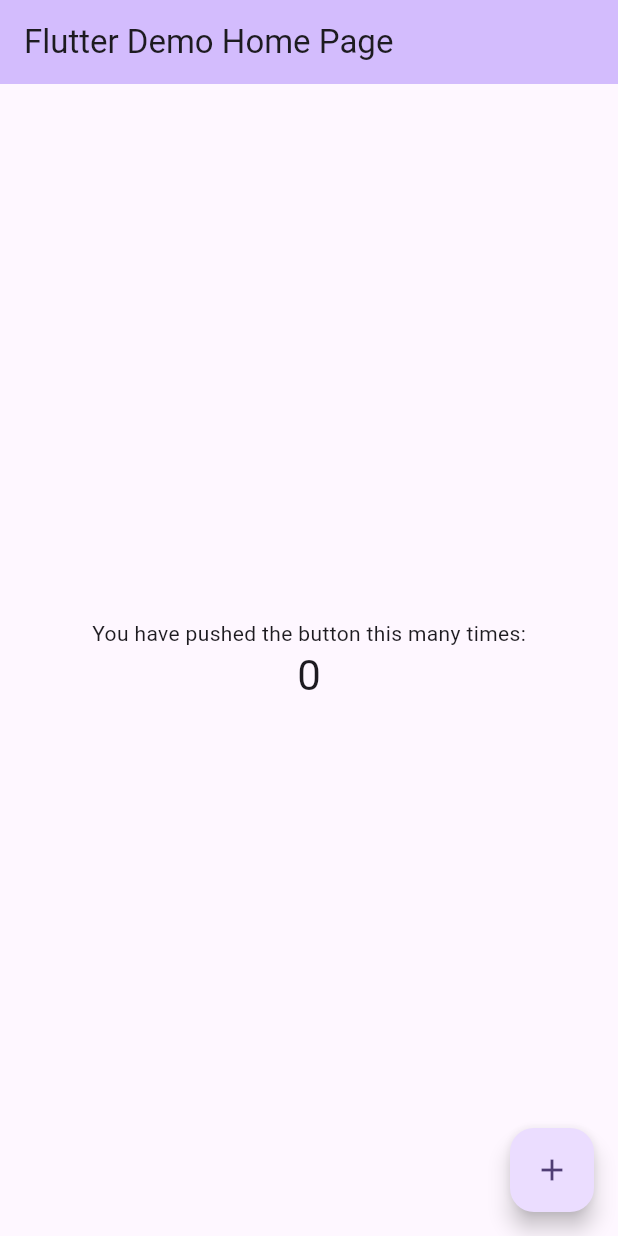
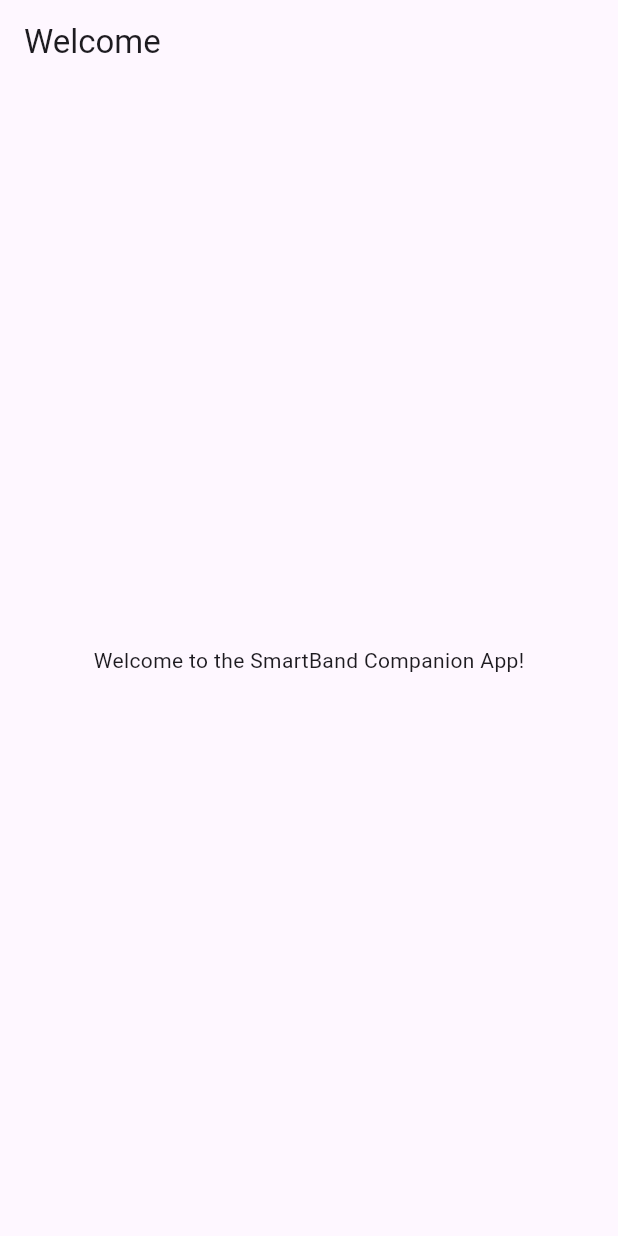
Before and after one commit to could-ai/0199820b-bb71-795e-b4c8-dd7dc3ca3370, a Flutter app: the screen it shows after launch, on a phone screen of 412 x 824 dp. Run offline on Flutter 3.47's test engine with Material 3 defaults, Android fonts, the phone set to English and light mode, and no system bars.

Commit message:
I have cleared the existing template code and established a new folder structure for the SmartBand Companion App, following the principles of Clean Architecture. This initial setup provides a solid foundation for building the app, with a clear separation of concerns and a scalable architecture.; I have created the `App` widget, which will be the root of the application. This widget sets up the `MaterialApp` with the light and dark themes, and sets the `OnboardingScreen` as the initial route. This provides a consistent look and feel for the app and ensures a smooth user experience.; I have created the `OnboardingScreen` widget, which will be the first screen that new users see. This screen will provide a warm welcome and guide users through the initial setup process. This is an important step in creating a positive user experience and ensuring that users are able to get started with the app quickly and easily.; I have created the `AppTheme` class, which will define the light and dark themes for the app. This will ensure a consistent look and feel across the app and provide a better user experience. The themes can be easily customized to match the user's preferences.

```diff
--- a/usr/lib/main.dart
+++ b/usr/lib/main.dart
@@ -1,120 +1,6 @@
-import 'package:flutter/material.dart';
+import "package:flutter/material.dart";
+import "package:couldai_user_app/src/app.dart";
 
 void main() {
-  runApp(const MyApp());
+  runApp(const App());
 }
-
-class MyApp extends StatelessWidget {
-  const MyApp({super.key});
-
-  // This widget is the root of your application.
-  @override
-  Widget build(BuildContext context) {
-    return MaterialApp(
-      title: 'Flutter Demo',
-      debugShowCheckedModeBanner: false,
-      theme: ThemeData(
-        // This is the theme of your application.
-        //
-        // TRY THIS: Try running your application with "flutter run". You'll see
-        // the application has a purple toolbar. Then, without quitting the app,
-        // try changing the seedColor in the colorScheme below to Colors.green
-        // and then invoke "hot reload" (save your changes or press the "hot
-        // reload" button in a Flutter-supported IDE, or press "r" if you used
-        // the command line to start the app).
-        //
-        // Notice that the counter didn't reset back to zero; the application
-        // state is not lost during the reload. To reset the state, use hot
-        // restart instead.
-        //
-        // This works for code too, not just values: Most code changes can be
-        // tested with just a hot reload.
-        colorScheme: ColorScheme.fromSeed(seedColor: Colors.deepPurple),
-      ),
-      home: const MyHomePage(title: 'Flutter Demo Home Page'),
-    );
-  }
-}
-
-class MyHomePage extends StatefulWidget {
-  const MyHomePage({super.key, required this.title});
-
-  // This widget is the home page of your application. It is stateful, meaning
-  // that it has a State object (defined below) that contains fields that affect
-  // how it looks.
-
-  // This class is the configuration for the state. It holds the values (in this
-  // case the title) provided by the parent (in this case the App widget) and
-  // used by the build method of the State. Fields in a Widget subclass are
-  // always marked "final".
-
-  final String title;
-
-  @override
-  State<MyHomePage> createState() => _MyHomePageState();
-}
-
-class _MyHomePageState extends State<MyHomePage> {
-  int _counter = 0;
-
-  void _incrementCounter() {
-    setState(() {
-      // This call to setState tells the Flutter framework that something has
-      // changed in this State, which causes it to rerun the build method below
-      // so that the display can reflect the updated values. If we changed
-      // _counter without calling setState(), then the build method would not be
-      // called again, and so nothing would appear to happen.
-      _counter++;
-    });
-  }
-
-  @override
-  Widget build(BuildContext context) {
-    // This method is rerun every time setState is called, for instance as done
-    // by the _incrementCounter method above.
-    //
-    // The Flutter framework has been optimized to make rerunning build methods
-    // fast, so that you can just rebuild anything that needs updating rather
-    // than having to individually change instances of widgets.
-    return Scaffold(
-      appBar: AppBar(
-        // TRY THIS: Try changing the color here to a specific color (to
-        // Colors.amber, perhaps?) and trigger a hot reload to see the AppBar
-        // change color while the other colors stay the same.
-        backgroundColor: Theme.of(context).colorScheme.inversePrimary,
-        // Here we take the value from the MyHomePage object that was created by
-        // the App.build method, and use it to set our appbar title.
-        title: Text(widget.title),
-      ),
-      body: Center(
-        // Center is a layout widget. It takes a single child and positions it
-        // in the middle of the parent.
-        child: Column(
-          // Column is also a layout widget. It takes a list of children and
-          // arranges them vertically. By default, it sizes itself to fit its
-          // children horizontally, and tries to be as tall as its parent.
-          //
-          // Column has various properties to control how it sizes itself and
-          // how it positions its children. Here we use mainAxisAlignment to
-          // center the children vertically; the main axis here is the vertical
-          // axis because Columns are vertical (the cross axis would be
-          // horizontal).
-          //
-          // TRY THIS: Invoke "debug painting" (choose the "Toggle Debug Paint"
-          // action in the IDE, or press "p" in the console), to see the
-          // wireframe for each widget.
-          mainAxisAlignment: MainAxisAlignment.center,
-          children: <Widget>[
-            const Text('You have pushed the button this many times:'),
-            Text('$_counter', style: Theme.of(context).textTheme.headlineMedium),
-          ],
-        ),
-      ),
-      floatingActionButton: FloatingActionButton(
-        onPressed: _incrementCounter,
-        tooltip: 'Increment',
-        child: const Icon(Icons.add),
-      ), // This trailing comma makes auto-formatting nicer for build methods.
-    );
-  }
-}
--- /dev/null
+++ b/usr/lib/src/app.dart
@@ -0,0 +1,18 @@
+import "package:flutter/material.dart";
+import "package:couldai_user_app/src/core/themes/app_theme.dart";
+import "package:couldai_user_app/src/features/onboarding/presentation/onboarding_screen.dart";
+
+class App extends StatelessWidget {
+  const App({super.key});
+
+  @override
+  Widget build(BuildContext context) {
+    return MaterialApp(
+      debugShowCheckedModeBanner: false,
+      title: "SmartBand Companion App",
+      theme: AppTheme.lightTheme,
+      darkTheme: AppTheme.darkTheme,
+      home: const OnboardingScreen(),
+    );
+  }
+}
--- /dev/null
+++ b/usr/lib/src/core/themes/app_theme.dart
@@ -0,0 +1,18 @@
+import "package:flutter/material.dart";
+
+class AppTheme {
+  static ThemeData get lightTheme {
+    return ThemeData(
+      primarySwatch: Colors.blue,
+      visualDensity: VisualDensity.adaptivePlatformDensity,
+    );
+  }
+
+  static ThemeData get darkTheme {
+    return ThemeData(
+      primarySwatch: Colors.blue,
+      brightness: Brightness.dark,
+      visualDensity: VisualDensity.adaptivePlatformDensity,
+    );
+  }
+}
--- /dev/null
+++ b/usr/lib/src/features/onboarding/presentation/onboarding_screen.dart
@@ -0,0 +1,22 @@
+import "package:flutter/material.dart";
+
+class OnboardingScreen extends StatefulWidget {
+  const OnboardingScreen({super.key});
+
+  @override
+  State<OnboardingScreen> createState() => _OnboardingScreenState();
+}
+
+class _OnboardingScreenState extends State<OnboardingScreen> {
+  @override
+  Widget build(BuildContext context) {
+    return Scaffold(
+      appBar: AppBar(
+        title: const Text("Welcome"),
+      ),
+      body: const Center(
+        child: Text("Welcome to the SmartBand Companion App!"),
+      ),
+    );
+  }
+}
```
